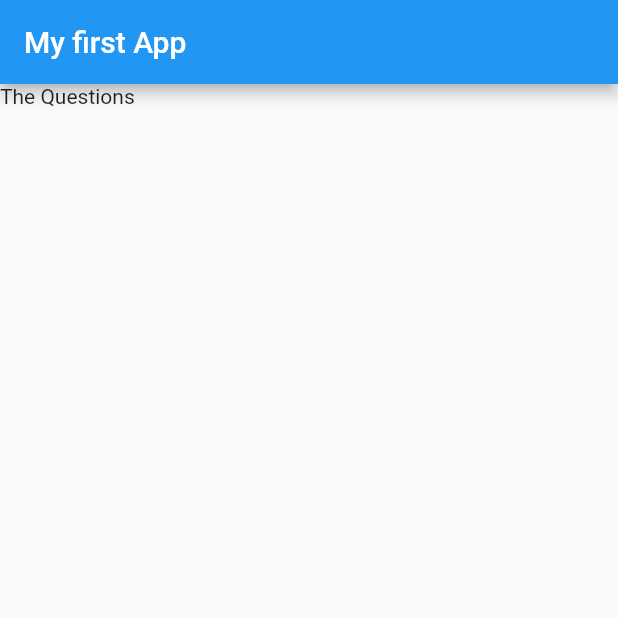
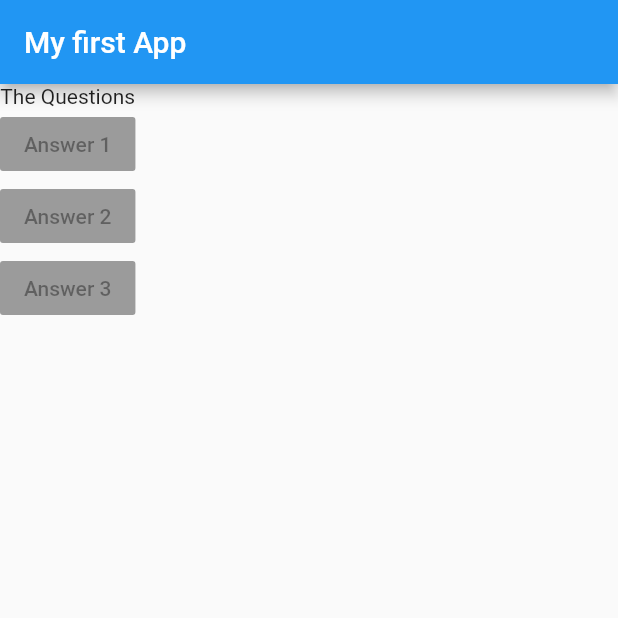
Before and after one commit to cmburch/MobileApps, a Flutter app: the screen it shows after launch, on a phone screen of 412 x 824 dp, the top half of it. Run offline on Flutter 3.47's test engine with Material 2 defaults, Android fonts, the phone set to English and light mode, and no system bars.

Commit message:
created group of raised buttons to answer questions

```diff
--- a/flutter_demo/lib/main.dart
+++ b/flutter_demo/lib/main.dart
@@ -114,17 +114,32 @@
 
 import 'package:flutter/material.dart';
 
-main() => runApp(MyApp());
+void main() => runApp(MyApp());
 
 class MyApp extends StatelessWidget {
   @override
   Widget build(BuildContext context) {
+    var questions = ["what is your favorite color", "what is your favorite animal"];
     return MaterialApp(
       home: Scaffold(
         appBar: AppBar(
           title: Text('My first App'),
         ),
-        body: Column(children:[Text("The Questions")]),
+        body: Column(children: [
+          Text("The Questions"),
+          RaisedButton(
+            child: Text("Answer 1"),
+            onPressed: null,
+          ),
+          RaisedButton(
+            child: Text("Answer 2"),
+            onPressed: null,
+          ),
+          RaisedButton(
+            child: Text("Answer 3"),
+            onPressed: null,
+          ),
+        ]),
       ),
     );
   }
```
